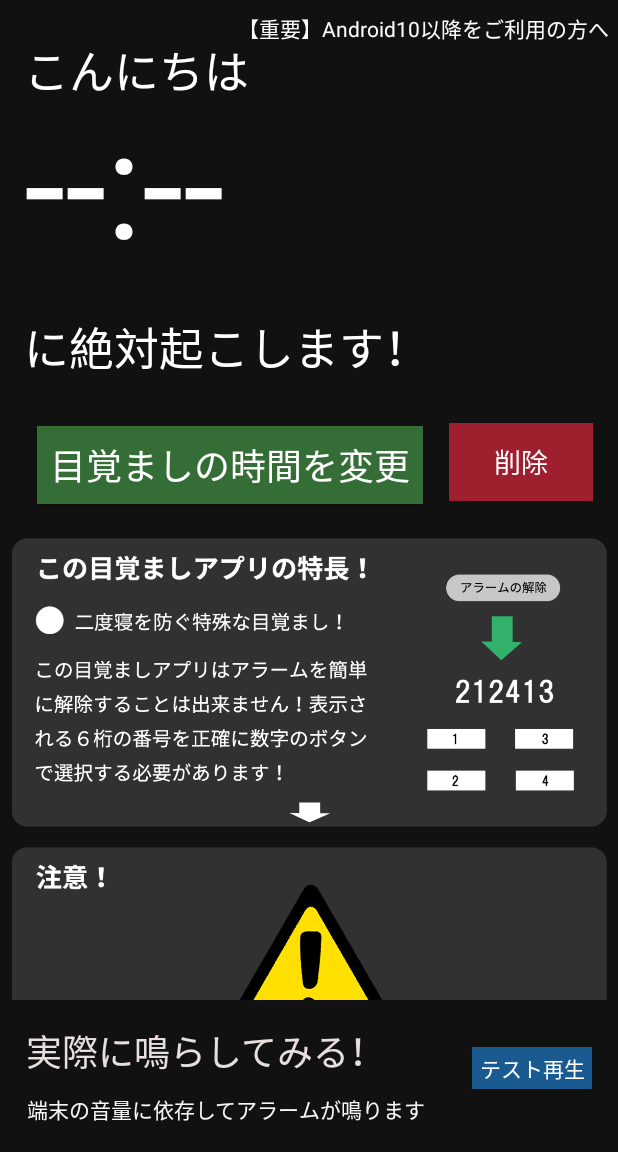
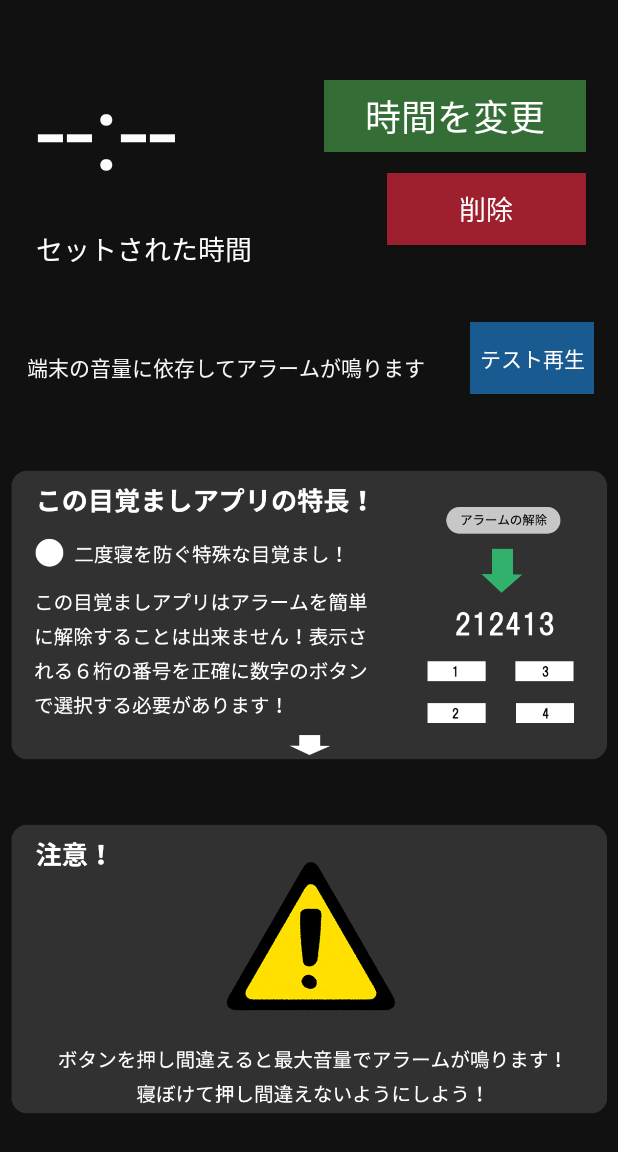
Before and after one commit to ryotaorolab/mezamasihigh, an Android app: the screen it shows after launch (MainActivity), on a phone screen of 412 x 824 dp, the part 84-1236 px from its top. Run offline under Robolectric (Android 15) with nearby library versions, the phone set to English and light mode, and no system bars.

```diff
--- a/app/src/main/AndroidManifest.xml
+++ b/app/src/main/AndroidManifest.xml
@@ -14,6 +14,7 @@
         android:roundIcon="@mipmap/ic_launcher_round"
         android:supportsRtl="true"
         android:theme="@style/AppTheme">
+        <activity android:name=".AlarmNotification"></activity>
         <activity android:name=".AnnounceActivity" />
         <activity
             android:name=".HelpActivity"
--- a/app/src/main/res/layout/activity_main.xml
+++ b/app/src/main/res/layout/activity_main.xml
@@ -20,136 +20,108 @@
 
 
 
+
+
+
+
+
+
+
+
+
+
+
+
+
+
+
+
+
+
+
+
+
+
+
+
+
+
+
     ]]>
-
-    <TextView
-
-        android:id="@+id/timeTextView"
-        android:layout_width="wrap_content"
-        android:layout_height="wrap_content"
-        android:layout_marginTop="29dp"
-        android:text="9:41"
-        android:textColor="#FDFDFD"
-        android:textSize="100sp"
-        app:layout_constraintStart_toStartOf="@+id/textView"
-        app:layout_constraintTop_toTopOf="@+id/textView" />
-
 
     <Button
         android:id="@+id/button5"
-        android:layout_width="96dp"
-        android:layout_height="52dp"
-        android:layout_marginEnd="16dp"
-        android:layout_marginBottom="16dp"
+        android:layout_width="0dp"
+        android:layout_height="wrap_content"
+        android:layout_marginTop="14dp"
+        android:layout_marginEnd="21dp"
         android:background="#FFFFFF"
         android:backgroundTint="#B5D8263B"
         android:onClick="release"
         android:text="削除"
         android:textColor="#FDFDFD"
         android:textSize="18sp"
-        app:layout_constraintBottom_toTopOf="@+id/scrollView3"
+        app:layout_constraintBottom_toTopOf="@+id/button8"
         app:layout_constraintEnd_toEndOf="parent"
-        app:layout_constraintStart_toEndOf="@+id/changetime"
-        app:layout_constraintTop_toBottomOf="@+id/textView2" />
+        app:layout_constraintStart_toEndOf="@+id/textView"
+        app:layout_constraintTop_toBottomOf="@+id/changetime"
+        app:layout_constraintVertical_bias="0.0" />
 
     <Button
         android:id="@+id/changetime"
-        android:layout_width="257dp"
-        android:layout_height="52dp"
-        android:layout_marginStart="24dp"
-        android:layout_marginEnd="17dp"
-        android:layout_marginBottom="16dp"
+        android:layout_width="0dp"
+        android:layout_height="wrap_content"
+        android:layout_marginTop="53dp"
+        android:layout_marginEnd="21dp"
         android:background="#FFEB3B"
         android:backgroundTint="#974CAF50"
         android:onClick="setTime"
-        android:text="目覚ましの時間を変更"
+        android:text="時間を変更"
         android:textColor="#FFFFFF"
         android:textSize="24sp"
-        app:layout_constraintBottom_toTopOf="@+id/scrollView3"
-        app:layout_constraintEnd_toStartOf="@+id/button5"
-        app:layout_constraintStart_toStartOf="parent" />
-
-    <TextView
-        android:id="@+id/textView"
-        android:layout_width="wrap_content"
-        android:layout_height="wrap_content"
-        android:layout_marginStart="16dp"
-        android:layout_marginTop="21dp"
-        android:layout_marginBottom="137dp"
-        android:text="こんにちは"
-        android:textColor="#FFFFFF"
-        android:textSize="30sp"
-        app:layout_constraintBottom_toTopOf="@+id/textView2"
-        app:layout_constraintStart_toStartOf="parent"
+        app:layout_constraintEnd_toEndOf="parent"
+        app:layout_constraintStart_toEndOf="@+id/timeTextView"
         app:layout_constraintTop_toTopOf="parent" />
-
-    <TextView
-        android:id="@+id/textView2"
-        android:layout_width="wrap_content"
-        android:layout_height="wrap_content"
-        android:layout_marginStart="16dp"
-        android:layout_marginBottom="25dp"
-        android:text="に絶対起こします！"
-        android:textColor="#FFFFFF"
-        android:textSize="30sp"
-        app:layout_constraintBottom_toTopOf="@+id/button5"
-        app:layout_constraintStart_toStartOf="parent"
-        app:layout_constraintTop_toBottomOf="@+id/textView" />
-
-    <Button
-        android:id="@+id/button8"
-        android:layout_width="80dp"
-        android:layout_height="28dp"
-        android:layout_marginTop="16dp"
-        android:layout_marginEnd="16dp"
-        android:background="#902196F3"
-        android:onClick="Testaram"
-        android:text="テスト再生"
-        android:textColor="#FFFFFF"
-        app:layout_constraintBottom_toTopOf="@+id/textView10"
-        app:layout_constraintEnd_toEndOf="parent"
-        app:layout_constraintStart_toEndOf="@+id/textView9"
-        app:layout_constraintTop_toBottomOf="@+id/scrollView3" />
-
-    <TextView
-        android:id="@+id/textView9"
-        android:layout_width="wrap_content"
-        android:layout_height="wrap_content"
-        android:layout_marginStart="16dp"
-        android:layout_marginTop="16dp"
-        android:layout_marginEnd="56dp"
-        android:layout_marginBottom="10dp"
-        android:text="実際に鳴らしてみる！"
-        android:textColor="#E8DEDE"
-        android:textSize="24sp"
-        app:layout_constraintBottom_toTopOf="@+id/textView10"
-        app:layout_constraintEnd_toStartOf="@+id/button8"
-        app:layout_constraintStart_toStartOf="parent"
-        app:layout_constraintTop_toBottomOf="@+id/scrollView3" />
 
     <TextView
         android:id="@+id/textView10"
         android:layout_width="wrap_content"
         android:layout_height="wrap_content"
         android:layout_marginStart="18dp"
-        android:layout_marginBottom="16dp"
+        android:layout_marginEnd="30dp"
+        android:layout_marginBottom="7dp"
         android:text="端末の音量に依存してアラームが鳴ります"
         android:textColor="#F6F6F6"
         android:textSize="14sp"
-        app:layout_constraintBottom_toBottomOf="parent"
-        app:layout_constraintStart_toStartOf="parent"
-        app:layout_constraintTop_toBottomOf="@+id/button8" />
+        app:layout_constraintBottom_toBottomOf="@+id/button8"
+        app:layout_constraintEnd_toStartOf="@+id/button8"
+        app:layout_constraintStart_toStartOf="parent" />
+
+    <Button
+        android:id="@+id/button8"
+        android:layout_width="0dp"
+        android:layout_height="wrap_content"
+        android:layout_marginEnd="16dp"
+        android:layout_marginBottom="29dp"
+        android:background="#902196F3"
+        android:onClick="Testaram"
+        android:text="テスト再生"
+        android:textColor="#FFFFFF"
+        app:layout_constraintBottom_toTopOf="@+id/scrollView3"
+        app:layout_constraintEnd_toEndOf="parent"
+        app:layout_constraintStart_toEndOf="@+id/textView10"
+        app:layout_constraintTop_toBottomOf="@+id/textView" />
 
     <ScrollView
         android:id="@+id/scrollView3"
         android:layout_width="0dp"
         android:layout_height="0dp"
-        android:layout_marginBottom="13dp"
+        android:layout_marginBottom="4dp"
         android:fillViewport="true"
-        app:layout_constraintBottom_toTopOf="@+id/button8"
+        app:layout_constraintBottom_toBottomOf="parent"
         app:layout_constraintEnd_toEndOf="parent"
         app:layout_constraintStart_toStartOf="parent"
-        app:layout_constraintTop_toBottomOf="@+id/button5">
+        app:layout_constraintTop_toBottomOf="@+id/button8">
 
         <LinearLayout
             android:layout_width="match_parent"
@@ -184,19 +156,35 @@
     </ScrollView>
 
     <TextView
-        android:id="@+id/textView14"
-        android:layout_width="253dp"
-        android:layout_height="20dp"
-        android:layout_marginStart="4dp"
-        android:layout_marginTop="16dp"
-        android:layout_marginBottom="4dp"
-        android:onClick="Announce"
-        android:text="【重要】Android10以降をご利用の方へ"
-        android:textColor="#FBFBFB"
+        android:id="@+id/textView"
+        android:layout_width="wrap_content"
+        android:layout_height="wrap_content"
+        android:layout_marginStart="24dp"
+        android:layout_marginEnd="90dp"
+        android:layout_marginBottom="35dp"
+        android:text="セットされた時間"
+        android:textColor="#FDFDFD"
+        android:textSize="18sp"
+        app:layout_constraintBottom_toTopOf="@+id/button8"
+        app:layout_constraintEnd_toStartOf="@+id/button5"
+        app:layout_constraintStart_toStartOf="parent"
+        app:layout_constraintTop_toBottomOf="@+id/timeTextView" />
+
+    <TextView
+
+        android:id="@+id/timeTextView"
+        android:layout_width="wrap_content"
+        android:layout_height="wrap_content"
+        android:layout_marginStart="24dp"
+        android:layout_marginTop="39dp"
+        android:layout_marginEnd="98dp"
+        android:layout_marginBottom="19dp"
+        android:text="9:41"
+        android:textColor="#FDFDFD"
+        android:textSize="70sp"
         app:layout_constraintBottom_toTopOf="@+id/textView"
-        app:layout_constraintEnd_toEndOf="parent"
-        app:layout_constraintHorizontal_bias="1.0"
-        app:layout_constraintStart_toEndOf="@+id/textView"
+        app:layout_constraintEnd_toStartOf="@+id/changetime"
+        app:layout_constraintStart_toStartOf="parent"
         app:layout_constraintTop_toTopOf="parent" />
 
 </androidx.constraintlayout.widget.ConstraintLayout>
```
Also changed, not shown: app/src/main/java/com/mou78/mezamasihigh/AlarmActivity.java (+28 -28 lines), app/src/main/java/com/mou78/mezamasihigh/AlarmNotification.java (added, +78 -0 lines), app/src/main/java/com/mou78/mezamasihigh/ChangeTimeActivity.java (+29 -1 lines), app/src/main/res/layout/activity_alarm_notification.xml (added, +9 -0 lines).
